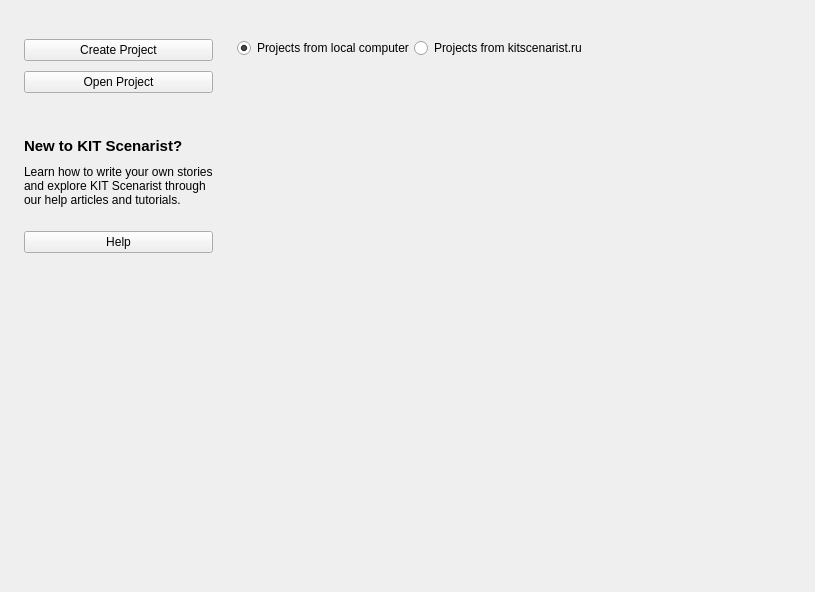
Before: the Qt Designer form src/bin/scenarist-desktop/UserInterfaceLayer/StartUp/StartUpView.ui in dimkanovikov/KITScenarist, drawn with Qt 5.
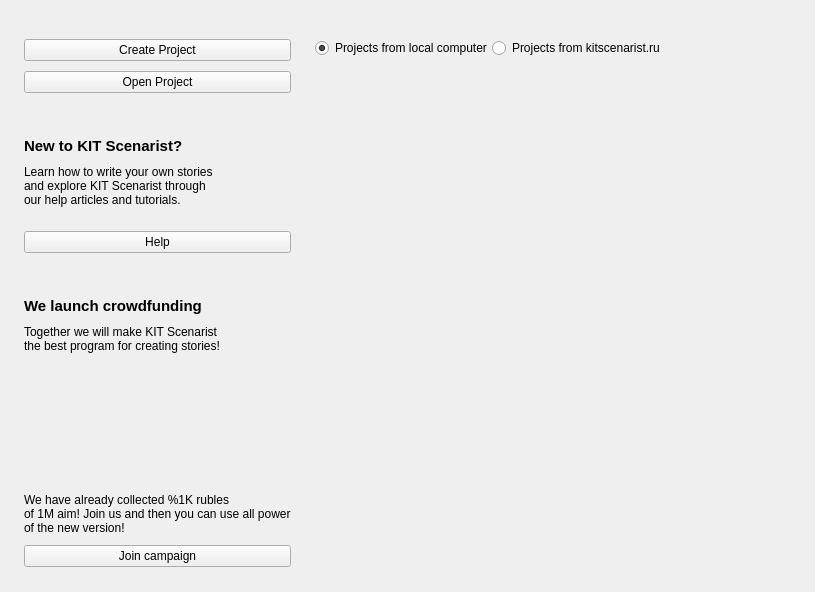
After: the same form once the commit is applied. Icons and pictures are not drawn. Custom widgets are drawn as their Qt base class.

Commit message: Added informer about our crowdfinding campaign

```diff
--- a/src/bin/scenarist-desktop/UserInterfaceLayer/StartUp/StartUpView.ui
+++ b/src/bin/scenarist-desktop/UserInterfaceLayer/StartUp/StartUpView.ui
@@ -73,7 +73,53 @@
           <property name="verticalSpacing">
            <number>10</number>
           </property>
-          <item row="7" column="0" colspan="2">
+          <item row="16" column="0" colspan="2">
+           <widget class="CircularProgressBar" name="crowdfundingProgress" native="true">
+            <property name="minimumSize">
+             <size>
+              <width>0</width>
+              <height>120</height>
+             </size>
+            </property>
+           </widget>
+          </item>
+          <item row="14" column="0" colspan="2">
+           <widget class="QLabel" name="crowdfundingTitle">
+            <property name="font">
+             <font>
+              <pointsize>11</pointsize>
+              <weight>75</weight>
+              <bold>true</bold>
+             </font>
+            </property>
+            <property name="text">
+             <string>
+
+We launch crowdfunding</string>
+            </property>
+           </widget>
+          </item>
+          <item row="10" column="0" rowspan="4" colspan="2">
+           <widget class="QPushButton" name="help">
+            <property name="cursor">
+             <cursorShape>PointingHandCursor</cursorShape>
+            </property>
+            <property name="text">
+             <string>Help</string>
+            </property>
+            <property name="icon">
+             <iconset resource="../../../scenarist-core/Resources/Resources.qrc">
+              <normaloff>:/Graphics/Iconset/help-circle.svg</normaloff>:/Graphics/Iconset/help-circle.svg</iconset>
+            </property>
+            <property name="iconSize">
+             <size>
+              <width>20</width>
+              <height>20</height>
+             </size>
+            </property>
+           </widget>
+          </item>
+          <item row="19" column="0" colspan="2">
            <spacer name="verticalSpacer">
             <property name="orientation">
              <enum>Qt::Vertical</enum>
@@ -86,7 +132,7 @@
             </property>
            </spacer>
           </item>
-          <item row="3" column="0" colspan="2">
+          <item row="7" column="0" colspan="2">
            <widget class="QPushButton" name="openProject">
             <property name="cursor">
              <cursorShape>PointingHandCursor</cursorShape>
@@ -106,27 +152,7 @@
             </property>
            </widget>
           </item>
-          <item row="6" column="0" colspan="2">
-           <widget class="QPushButton" name="help">
-            <property name="cursor">
-             <cursorShape>PointingHandCursor</cursorShape>
-            </property>
-            <property name="text">
-             <string>Help</string>
-            </property>
-            <property name="icon">
-             <iconset resource="../../../scenarist-core/Resources/Resources.qrc">
-              <normaloff>:/Graphics/Iconset/help-circle.svg</normaloff>:/Graphics/Iconset/help-circle.svg</iconset>
-            </property>
-            <property name="iconSize">
-             <size>
-              <width>20</width>
-              <height>20</height>
-             </size>
-            </property>
-           </widget>
-          </item>
-          <item row="4" column="0" colspan="2">
+          <item row="8" column="0" colspan="2">
            <widget class="QLabel" name="label">
             <property name="font">
              <font>
@@ -142,7 +168,7 @@
             </property>
            </widget>
           </item>
-          <item row="0" column="0" rowspan="3" colspan="2">
+          <item row="4" column="0" rowspan="3" colspan="2">
            <widget class="QPushButton" name="createProject">
             <property name="cursor">
              <cursorShape>PointingHandCursor</cursorShape>
@@ -162,7 +188,7 @@
             </property>
            </widget>
           </item>
-          <item row="5" column="0" colspan="2">
+          <item row="9" column="0" colspan="2">
            <widget class="QLabel" name="label_2">
             <property name="text">
              <string>Learn how to write your own stories
@@ -175,6 +201,48 @@
             </property>
            </widget>
           </item>
+          <item row="17" column="0" colspan="2">
+           <widget class="QLabel" name="crowdfundingSubtitle">
+            <property name="text">
+             <string>We have already collected %1K rubles 
+of 1M aim! Join us and then you can use all power of the new version!</string>
+            </property>
+            <property name="wordWrap">
+             <bool>true</bool>
+            </property>
+           </widget>
+          </item>
+          <item row="15" column="0" colspan="2">
+           <widget class="QLabel" name="crowdfundingDescription">
+            <property name="text">
+             <string>Together we will make KIT Scenarist
+the best program for creating stories!</string>
+            </property>
+            <property name="wordWrap">
+             <bool>true</bool>
+            </property>
+           </widget>
+          </item>
+          <item row="18" column="0" colspan="2">
+           <widget class="QPushButton" name="crowdfundingJoin">
+            <property name="cursor">
+             <cursorShape>PointingHandCursor</cursorShape>
+            </property>
+            <property name="text">
+             <string>Join campaign</string>
+            </property>
+            <property name="icon">
+             <iconset resource="../../../scenarist-core/Resources/Resources.qrc">
+              <normaloff>:/Graphics/Iconset/thumb-up.svg</normaloff>:/Graphics/Iconset/thumb-up.svg</iconset>
+            </property>
+            <property name="iconSize">
+             <size>
+              <width>20</width>
+              <height>20</height>
+             </size>
+            </property>
+           </widget>
+          </item>
          </layout>
         </item>
        </layout>
@@ -337,6 +405,12 @@
    <header location="global">UserInterfaceLayer/ProjectsList/ProjectsList.h</header>
    <container>1</container>
   </customwidget>
+  <customwidget>
+   <class>CircularProgressBar</class>
+   <extends>QWidget</extends>
+   <header location="global">3rd_party/Widgets/CircularProgressBar/CircularProgressBar.h</header>
+   <container>1</container>
+  </customwidget>
  </customwidgets>
  <resources>
   <include location="../../../scenarist-core/Resources/Resources.qrc"/>
```
The commit also changes 8 other files.
